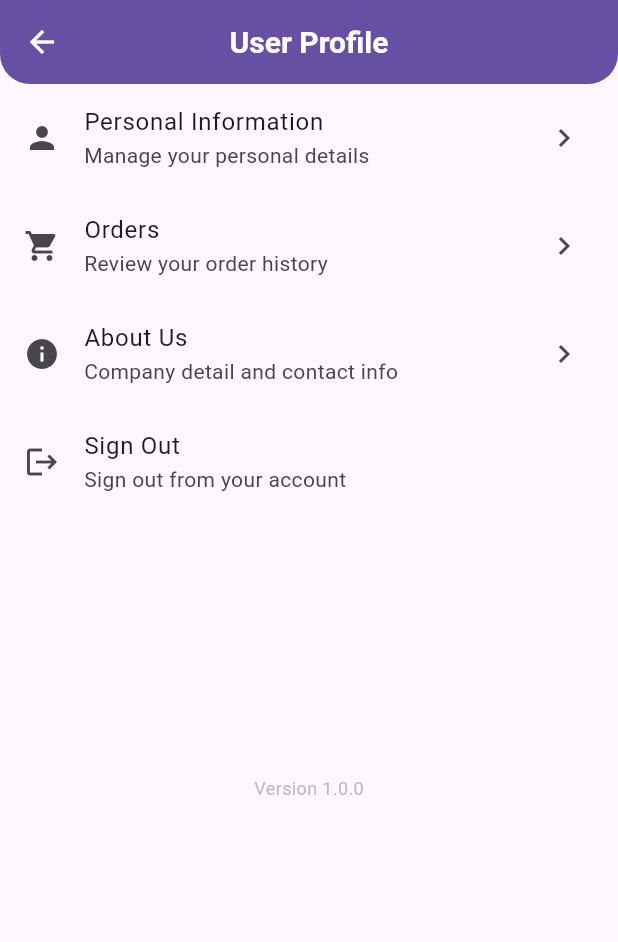
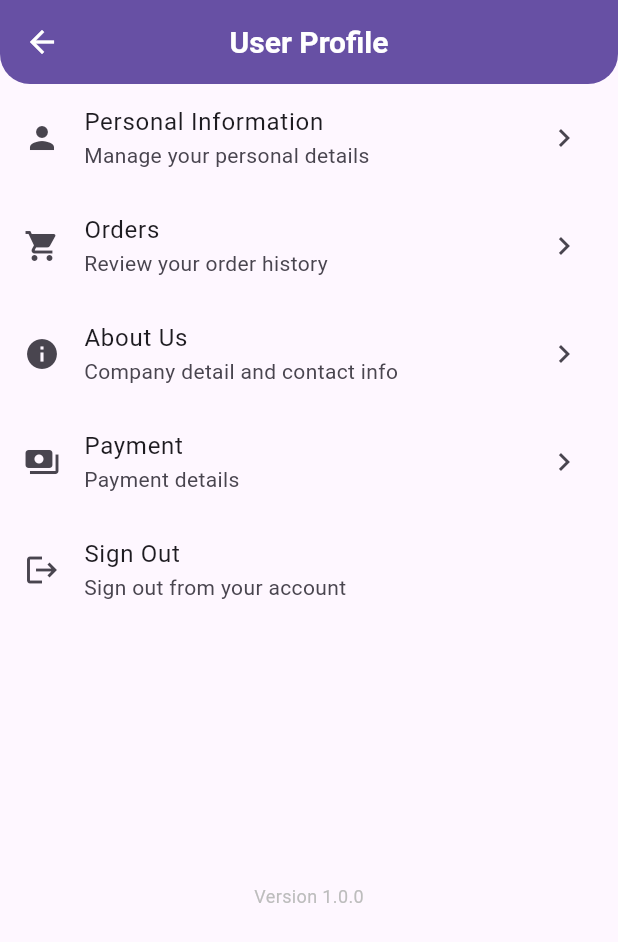
Before and after one commit to dkofficial24/sanitary_mart, a Flutter app: the UserProfileTab screen opened directly, on a phone screen of 412 x 824 dp. Shown: the top 942 px of the screen. Run offline on Flutter 3.47's test engine with Material 3 defaults, Android fonts, the phone set to English and light mode, and no system bars; our stand-ins replace cached_network_image, cloud_firestore, firebase_analytics, firebase_auth, firebase_core, firebase_crashlytics and 12 more; missing offline and left inert: molten_navigationbar_flutter; accounts and stored records are empty.

Commit message:
- payment option in profile tab

```diff
--- a/lib/profile/ui/screen/user_profile_tab.dart
+++ b/lib/profile/ui/screen/user_profile_tab.dart
@@ -8,6 +8,7 @@ import 'package:sanitary_mart/auth/screen/login_screen.dart';
 import 'package:sanitary_mart/core/widget/custom_app_bar.dart';
 import 'package:sanitary_mart/order/provider/order_provider.dart';
 import 'package:sanitary_mart/order/ui/order_screen.dart';
+import 'package:sanitary_mart/payment/ui/payment_info_screen.dart';
 import 'package:sanitary_mart/profile/provider/user_provider.dart';
 import 'package:sanitary_mart/profile/ui/screen/about_us.dart';
 import 'package:sanitary_mart/profile/ui/screen/address_list_screen.dart';
@@ -58,6 +59,14 @@ class UserProfileTab extends StatelessWidget {
             trailing: const Icon(Icons.keyboard_arrow_right),
             onTap: () {
               Get.to(const AboutUsScreen());
+            },
+          ),ListTile(
+            leading: const Icon(Icons.payments),
+            title: const Text('Payment'),
+            subtitle: const Text('Payment details'),
+            trailing: const Icon(Icons.keyboard_arrow_right),
+            onTap: () {
+              Get.to(const PaymentInfoScreen());
             },
           ),
           ListTile(
```
